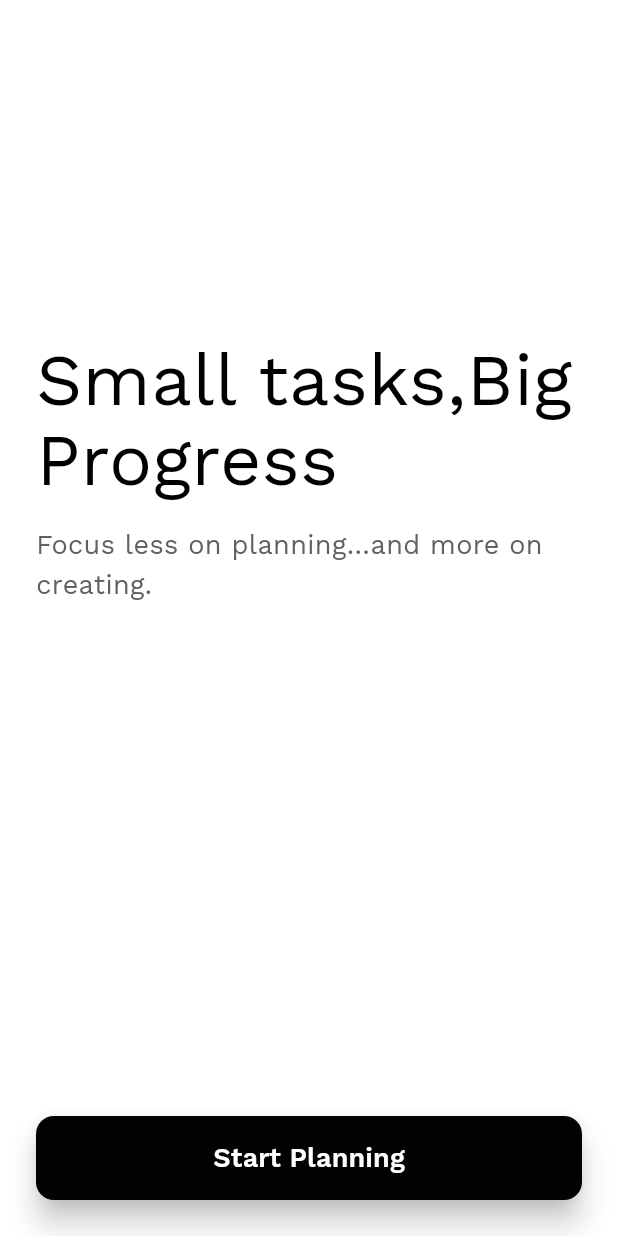
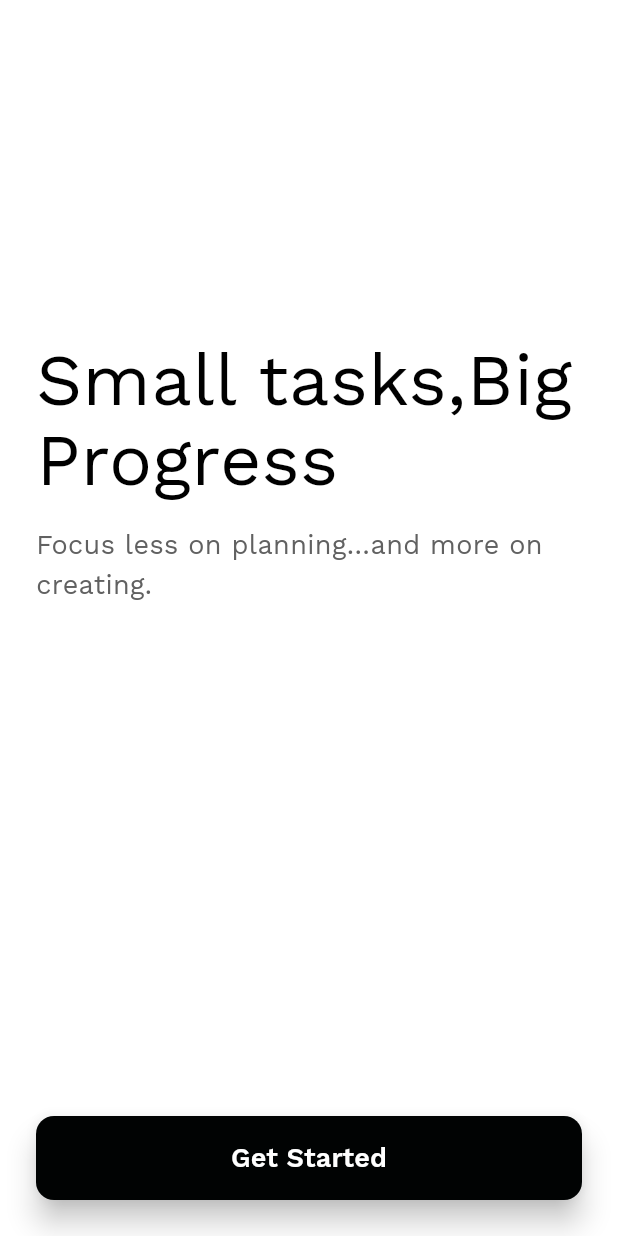
Before and after one commit to Murph-Dev798/Taskly, a Flutter app: the screen it shows after launch, on a phone screen of 412 x 824 dp. Run offline on Flutter 3.47's test engine with Material 3 defaults, Android fonts, the phone set to English and light mode, and no system bars; our stand-ins replace firebase_ai, firebase_core, google_fonts; missing offline and left inert: genui, json_schema_builder; accounts and stored records are empty; statements that could not run were skipped.

Commit message:
Made some few improvements on the UI

```diff
--- a/lib/main.dart
+++ b/lib/main.dart
@@ -319,7 +319,7 @@ class _MessageInputState extends State<MessageInput> {
                   textCapitalization: TextCapitalization.sentences,
                   style: const TextStyle(fontSize: 16),
                   decoration: InputDecoration(
-                    hintText: 'Message...',
+                    hintText: 'Start Planning',
                     hintStyle: TextStyle(
                       color: colorScheme.onSurfaceVariant.withOpacity(0.6),
                       fontSize: 16,
@@ -482,6 +482,7 @@ You should understand that the animation section belongs to the onboarding scree
 * Use `$taskDisplaySurfaceId` as the surface ID.
 * Continuously update `$taskDisplaySurfaceId` whenever task data changes.
 * Never create duplicate task displays.
+* And if the user ask you to Clear all done tasks, then you should clear all the done tasks and update the task display.
 
 ---
 
--- a/lib/message_bubble.dart
+++ b/lib/message_bubble.dart
@@ -52,7 +52,7 @@ class MessageBubble extends StatelessWidget {
                     ),
                     boxShadow: [
                       BoxShadow(
-                        color: Colors.black.withAlpha(40),
+                        color: const Color.fromARGB(255, 255, 249, 249).withAlpha(40),
                         blurRadius: 4,
                         offset: const Offset(0, 2),
                       ),
--- a/lib/welcome_screen.dart
+++ b/lib/welcome_screen.dart
@@ -52,7 +52,7 @@ class WelcomeScreen extends StatelessWidget {
                     ),
                   ),
                   child: Text(
-                    'Start Planning',
+                    'Get Started',
                     style: GoogleFonts.workSans(
                       fontSize: 18,
                       fontWeight: FontWeight.w600,
```
Also changed, not shown: 1 other file.
